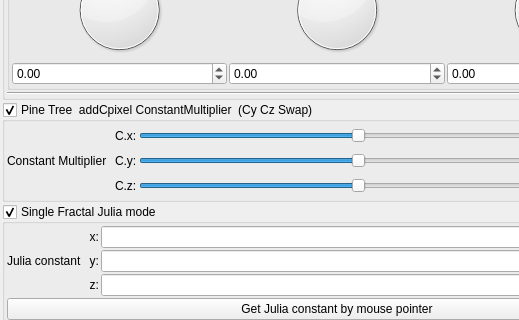
Old version of the form mandelbulber2/qt_data/fractal_benesi_T1_pine_tree.ui in the repository buddhi1980/mandelbulber2; both pictures show x 0 to 519 and y 314 to 634 of the 674 by 735 pixel window.
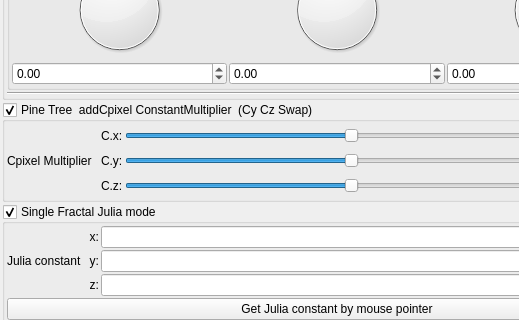
New version of the form. Custom widgets are drawn as their Qt base class.

Patch:
```diff
--- a/mandelbulber2/qt_data/fractal_benesi_T1_pine_tree.ui
+++ b/mandelbulber2/qt_data/fractal_benesi_T1_pine_tree.ui
@@ -931,7 +931,7 @@
         <item row="1" column="0">
          <widget class="QLabel" name="label_124">
           <property name="text">
-           <string>Constant Multiplier  </string>
+           <string>Cpixel Multiplier  </string>
           </property>
          </widget>
         </item>
```
